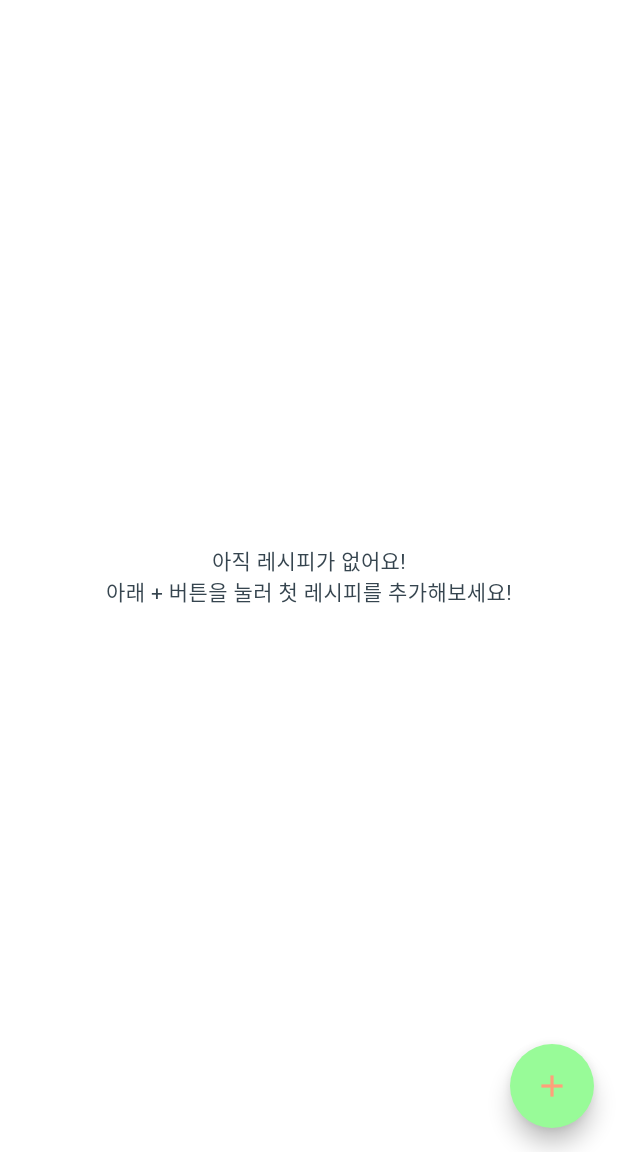
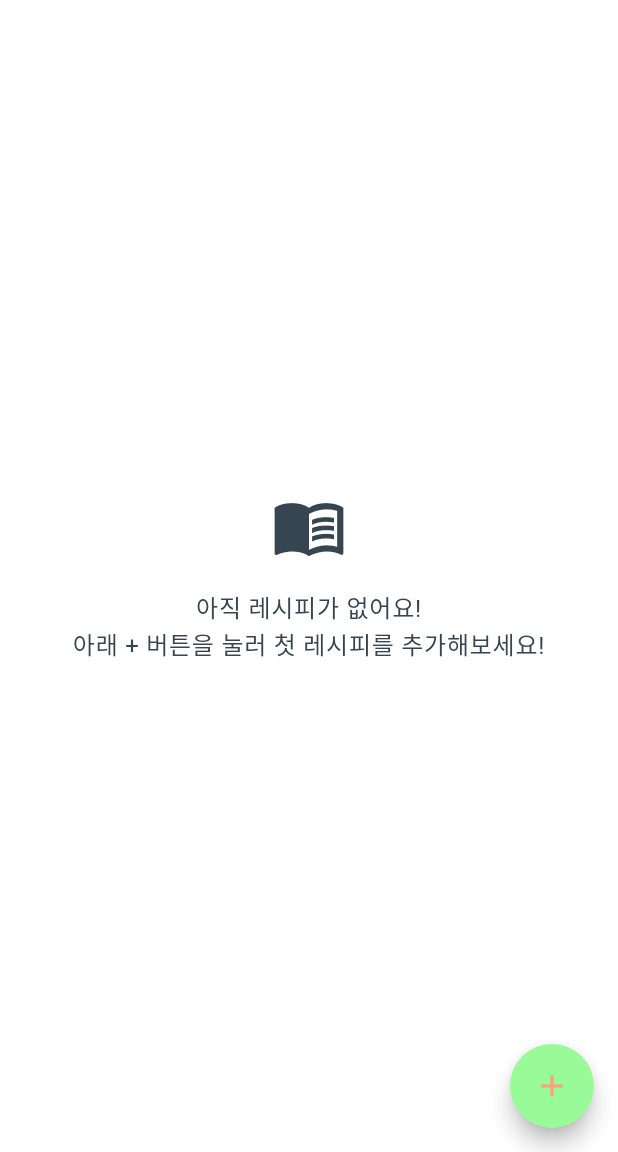
Before and after one commit to kdh4501/dr_bread_app, a Flutter app: the screen it shows once a user with an empty profile is signed in, on a phone screen of 412 x 824 dp, the part 84-1236 px from its top. Run offline on Flutter 3.47's test engine with Material 3 defaults, Android fonts, the light colour scheme and no system bars; our stand-ins replace bloc, cached_network_image, cloud_firestore, equatable, firebase_auth, firebase_core and 7 more; missing offline and left inert: firebase_app_check; accounts and stored records are empty.

Commit message:
feat 검색 중일 때는 로딩 표시를 우선하고, 검색 결과가 실제로 없을 때만 "검색 결과 없음" 메시지를 보여주는 방식으로 개선

```diff
--- a/lib/features/recipe/presentation/screens/main_recipe_list_screen.dart
+++ b/lib/features/recipe/presentation/screens/main_recipe_list_screen.dart
@@ -174,7 +174,47 @@ class _MainRecipeListScreenState extends State<MainRecipeListScreen> {
 
             // 데이터 없음 상태 처리
             if (state.recipes.isEmpty) {
-              return const Center(child: Text('아직 레시피가 없어요!\n아래 + 버튼을 눌러 첫 레시피를 추가해보세요!', textAlign: TextAlign.center,)); // 빈 화면 메시지
+              // 검색어가 있는 상태에서 결과가 없으면 '검색 결과 없음' 메시지
+              if (state.searchQuery.isNotEmpty || state.filterOptions != const RecipeFilterOptions()) {
+                return Center(
+                  child: Column(
+                    mainAxisAlignment: MainAxisAlignment.center,
+                    children: [
+                      Icon(Icons.search_off, size: kIconSizeLarge, color: colorScheme.onSurfaceVariant),
+                      const SizedBox(height: kSpacingMedium),
+                      Text(
+                        '검색 결과가 없거나 필터에 해당하는 레시피가 없습니다.', // 메시지 변경
+                        textAlign: TextAlign.center, // 텍스트 중앙 정렬
+                        style: textTheme.bodyLarge?.copyWith(color: colorScheme.onSurfaceVariant),
+                      ),
+                      // 필터가 적용된 상태라면 필터 초기화 버튼
+                      if (state.filterOptions != const RecipeFilterOptions())
+                        TextButton(
+                          onPressed: () {
+                            _recipeListBloc.add(ApplyFilter(const RecipeFilterOptions())); // 필터 초기화 이벤트
+                          },
+                          child: const Text('필터 초기화'),
+                        ),
+                    ],
+                  ),
+                );
+              } else {
+                // 검색어도 필터도 없는 상태에서 레시피가 없으면 '아직 레시피 없음' 메시지
+                return Center(
+                  child: Column(
+                    mainAxisAlignment: MainAxisAlignment.center,
+                    children: [
+                      Icon(Icons.menu_book, size: kIconSizeLarge, color: colorScheme.onSurfaceVariant), // 아이콘 변경
+                      const SizedBox(height: kSpacingMedium),
+                      Text(
+                        '아직 레시피가 없어요!\n아래 + 버튼을 눌러 첫 레시피를 추가해보세요!', // 메시지 유지
+                        textAlign: TextAlign.center,
+                        style: textTheme.bodyLarge?.copyWith(color: colorScheme.onSurfaceVariant),
+                      ),
+                    ],
+                  ),
+                );
+              }
             }
 
             // 레시피 목록이 비어있으면 (검색/필터링 결과 없음 포함)
```
